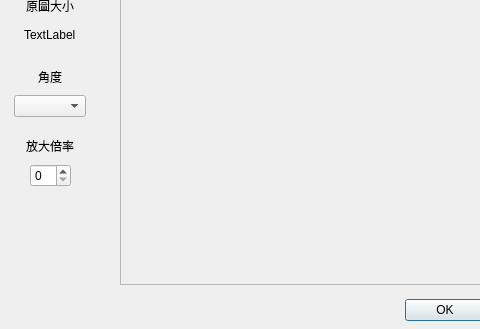
Qt form imageimportdialog.ui (markscat/SH1106_GUI_Design) before a commit; both pictures show x 0 to 480 and y 86 to 415 of the 574 by 415 pixel window.
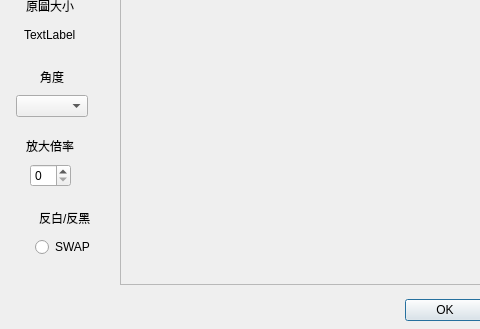
The same form after that commit.

Diff of the .ui file:
```diff
--- a/imageimportdialog.ui
+++ b/imageimportdialog.ui
@@ -65,12 +65,12 @@
     </widget>
    </widget>
   </widget>
-  <widget class="QWidget" name="">
+  <widget class="QWidget" name="layoutWidget">
    <property name="geometry">
     <rect>
      <x>10</x>
      <y>150</y>
-     <width>81</width>
+     <width>85</width>
      <height>53</height>
     </rect>
    </property>
@@ -147,7 +147,7 @@
     </item>
    </layout>
   </widget>
-  <widget class="QWidget" name="">
+  <widget class="QWidget" name="layoutWidget">
    <property name="geometry">
     <rect>
      <x>10</x>
@@ -233,7 +233,7 @@
     </item>
    </layout>
   </widget>
-  <widget class="QWidget" name="">
+  <widget class="QWidget" name="layoutWidget">
    <property name="geometry">
     <rect>
      <x>10</x>
@@ -315,6 +315,92 @@
     </item>
    </layout>
   </widget>
+  <widget class="QWidget" name="layoutWidget_2">
+   <property name="geometry">
+    <rect>
+     <x>10</x>
+     <y>290</y>
+     <width>110</width>
+     <height>53</height>
+    </rect>
+   </property>
+   <layout class="QVBoxLayout" name="verticalLayout_4">
+    <item>
+     <layout class="QHBoxLayout" name="horizontalLayout_7">
+      <item>
+       <spacer name="horizontalSpacer_13">
+        <property name="orientation">
+         <enum>Qt::Orientation::Horizontal</enum>
+        </property>
+        <property name="sizeHint" stdset="0">
+         <size>
+          <width>40</width>
+          <height>20</height>
+         </size>
+        </property>
+       </spacer>
+      </item>
+      <item>
+       <widget class="QLabel" name="label_4">
+        <property name="text">
+         <string>反白/反黑</string>
+        </property>
+       </widget>
+      </item>
+      <item>
+       <spacer name="horizontalSpacer_14">
+        <property name="orientation">
+         <enum>Qt::Orientation::Horizontal</enum>
+        </property>
+        <property name="sizeHint" stdset="0">
+         <size>
+          <width>40</width>
+          <height>20</height>
+         </size>
+        </property>
+       </spacer>
+      </item>
+     </layout>
+    </item>
+    <item>
+     <layout class="QHBoxLayout" name="horizontalLayout_8">
+      <item>
+       <spacer name="horizontalSpacer_15">
+        <property name="orientation">
+         <enum>Qt::Orientation::Horizontal</enum>
+        </property>
+        <property name="sizeHint" stdset="0">
+         <size>
+          <width>40</width>
+          <height>20</height>
+         </size>
+        </property>
+       </spacer>
+      </item>
+      <item>
+       <widget class="QRadioButton" name="B_W_swap">
+        <property name="text">
+         <string>SWAP</string>
+        </property>
+       </widget>
+      </item>
+      <item>
+       <spacer name="horizontalSpacer_16">
+        <property name="orientation">
+         <enum>Qt::Orientation::Horizontal</enum>
+        </property>
+        <property name="sizeHint" stdset="0">
+         <size>
+          <width>40</width>
+          <height>20</height>
+         </size>
+        </property>
+       </spacer>
+      </item>
+     </layout>
+    </item>
+   </layout>
+  </widget>
  </widget>
  <resources/>
  <connections>
```
